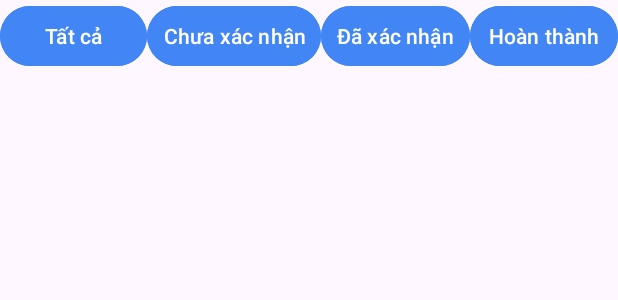
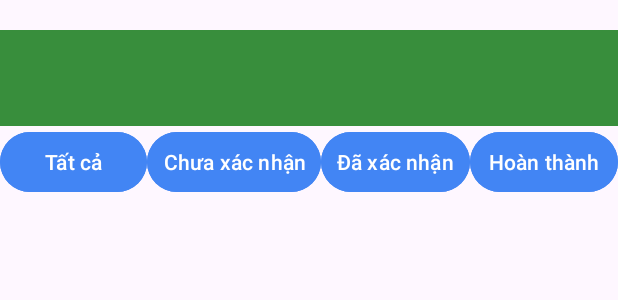
Before and after one commit to quandev03/ung-dung-nha-thuoc, an Android app: the layout activity_lich_su_don_hang_nguoi_mua.xml on its own in the app's theme, with its tools: preview values and no code run, on a phone screen of 412 x 824 dp. Shown: the top 300 px of the screen. Run offline under Robolectric (Android 15) with nearby library versions, the light colour scheme and no system bars.

Commit message:
dieu huong, them toolbar'

```diff
--- a/app/src/main/AndroidManifest.xml
+++ b/app/src/main/AndroidManifest.xml
@@ -27,7 +27,7 @@
         android:theme="@style/Theme.UngDungNhaThuoc"
         tools:targetApi="31">
         <activity
-            android:name=".timkiem"
+            android:name=".Activity.LichSuDonHangNguoiMuaActivity"
             android:exported="false" />
         <activity
             android:name=".Xemchitiet"
--- a/app/src/main/java/com/example/ungdungnhathuoc/Activity/BaseActivity.java
+++ b/app/src/main/java/com/example/ungdungnhathuoc/Activity/BaseActivity.java
@@ -91,8 +91,8 @@ public abstract class BaseActivity extends AppCompatActivity {
     protected void handleNavigatioUser(int itemId) {
         if (itemId == R.id.menu_profile) {
 //            showToast("Profile được chọn");
-        } else if (itemId == R.id.menu_search) {
-            Intent intent = new Intent(this, timkiem.class);
+        } else if (itemId == R.id.menu_order_info) {
+            Intent intent = new Intent(this, LichSuDonHangNguoiMuaActivity.class);
             startActivity(intent);
             overridePendingTransition(android.R.anim.slide_in_left, android.R.anim.slide_out_right);
 //            showToast("Giỏ hàng được chọn");
--- a/app/src/main/java/com/example/ungdungnhathuoc/Activity/HomeActivity.java
+++ b/app/src/main/java/com/example/ungdungnhathuoc/Activity/HomeActivity.java
@@ -48,9 +48,6 @@ public class HomeActivity extends BaseActivity {
         SharedPreferences sharedPref = getSharedPreferences("MyPrefs", Context.MODE_PRIVATE);
         this.isPermissionUser();
         FilterOrder filterOrder,filterOrder1;
-        filterOrder = new FilterOrder(sharedPref.getString("accessToken", null));
-        filterOrder1 = new FilterOrder(sharedPref.getString("accessToken", null), 1);
-        Log.d("QUERY", "QUERY: " + sqLiteConnect.getOrderUser(sharedPref.getString("accessToken", null),0).toString());
 
 
         // Ánh xạ các view
--- a/app/src/main/res/layout/activity_lich_su_don_hang_nguoi_mua.xml
+++ b/app/src/main/res/layout/activity_lich_su_don_hang_nguoi_mua.xml
@@ -1,18 +1,34 @@
 <?xml version="1.0" encoding="utf-8"?>
-<androidx.constraintlayout.widget.ConstraintLayout xmlns:android="http://schemas.android.com/apk/res/android"
+<androidx.drawerlayout.widget.DrawerLayout
+    xmlns:android="http://schemas.android.com/apk/res/android"
     xmlns:app="http://schemas.android.com/apk/res-auto"
     xmlns:tools="http://schemas.android.com/tools"
-    android:id="@+id/main"
+    android:id="@+id/drawer_layout"
     android:layout_width="match_parent"
     android:layout_height="match_parent"
     tools:context=".Activity.LichSuDonHangNguoiMuaActivity">
+
+    <!-- Nội dung chính -->
         <LinearLayout
             android:layout_width="match_parent"
             android:layout_height="match_parent"
-        android:orientation="vertical">
+            android:orientation="vertical"
+            android:layout_marginTop="20dp">
+
+            <androidx.appcompat.widget.Toolbar
+                android:id="@+id/toolbar"
+                android:layout_width="match_parent"
+                android:layout_height="?attr/actionBarSize"
+                android:background="#388E3C"
+                android:title="Lịch sử đơn hàng"
+                android:titleTextColor="#FFFFFF"
+                android:theme="@style/ThemeOverlay.AppCompat.Dark.ActionBar" />
+
+
             <LinearLayout
                 android:layout_width="match_parent"
                 android:layout_height="wrap_content">
+
                 <Button
                     android:id="@+id/btnTatCa"
                     android:layout_width="wrap_content"
@@ -21,7 +37,8 @@
                     android:layout_weight="1"
                     android:textAlignment="center"
                     android:padding="5dp"
-                android:backgroundTint="@color/blue2"/>
+                    android:backgroundTint="@color/blue2" />
+
                 <Button
                     android:id="@+id/btnChuaXacNhan"
                     android:layout_width="wrap_content"
@@ -30,7 +47,8 @@
                     android:layout_weight="1"
                     android:textAlignment="center"
                     android:padding="5dp"
-                android:backgroundTint="@color/blue2"/>
+                    android:backgroundTint="@color/blue2" />
+
                 <Button
                     android:id="@+id/btnDaXacNhan"
                     android:layout_width="wrap_content"
@@ -39,7 +57,8 @@
                     android:textAlignment="center"
                     android:layout_weight="1"
                     android:padding="5dp"
-                android:backgroundTint="@color/blue2"/>
+                    android:backgroundTint="@color/blue2" />
+
                 <Button
                     android:id="@+id/btnHoanThanh"
                     android:layout_width="wrap_content"
@@ -48,12 +67,21 @@
                     android:textAlignment="center"
                     android:layout_weight="1"
                     android:padding="5dp"
-                android:backgroundTint="@color/blue2"/>
+                    android:backgroundTint="@color/blue2" />
             </LinearLayout>
+
             <ListView
                 android:id="@+id/lvDonHang"
                 android:padding="10dp"
                 android:layout_width="match_parent"
-            android:layout_height="match_parent"/>
+                android:layout_height="match_parent" />
         </LinearLayout>
-</androidx.constraintlayout.widget.ConstraintLayout>
+    <com.google.android.material.navigation.NavigationView
+        android:id="@+id/navigationView"
+        android:layout_width="wrap_content"
+        android:layout_height="match_parent"
+        android:layout_gravity="start"
+        app:menu="@menu/navigation_menu"
+        />
+
+</androidx.drawerlayout.widget.DrawerLayout>
```
Also changed, not shown: app/src/main/java/com/example/ungdungnhathuoc/Activity/LichSuDonHangNguoiMuaActivity.java (+31 -3 lines). Lines whose indentation alone changed are shown as unchanged.
